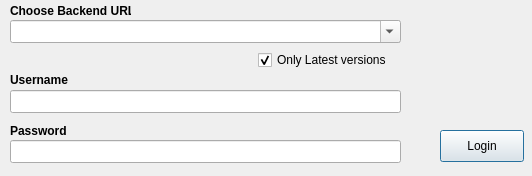
Above: login_dialog.ui from Open-EO/openeo-qgis-plugin before the change. Below: the same form after it.
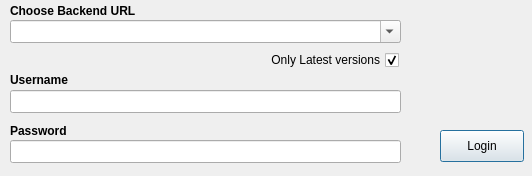
That is the form after the change. Icons and pictures are not drawn.

```diff
--- a/login_dialog.ui
+++ b/login_dialog.ui
@@ -47,7 +47,7 @@
     <rect>
      <x>10</x>
      <y>0</y>
-     <width>121</width>
+     <width>391</width>
      <height>21</height>
     </rect>
    </property>
@@ -66,7 +66,7 @@
     <rect>
      <x>10</x>
      <y>120</y>
-     <width>91</width>
+     <width>391</width>
      <height>21</height>
     </rect>
    </property>
@@ -85,7 +85,7 @@
     <rect>
      <x>10</x>
      <y>70</y>
-     <width>91</width>
+     <width>391</width>
      <height>20</height>
     </rect>
    </property>
@@ -152,12 +152,15 @@
   <widget class="QCheckBox" name="versionBox">
    <property name="geometry">
     <rect>
-     <x>258</x>
+     <x>8</x>
      <y>50</y>
-     <width>141</width>
+     <width>391</width>
      <height>20</height>
     </rect>
    </property>
+   <property name="layoutDirection">
+    <enum>Qt::RightToLeft</enum>
+   </property>
    <property name="text">
     <string>Only Latest versions</string>
    </property>
```
Left out of the diff: 3 changed lines with no effect on the pictures.
